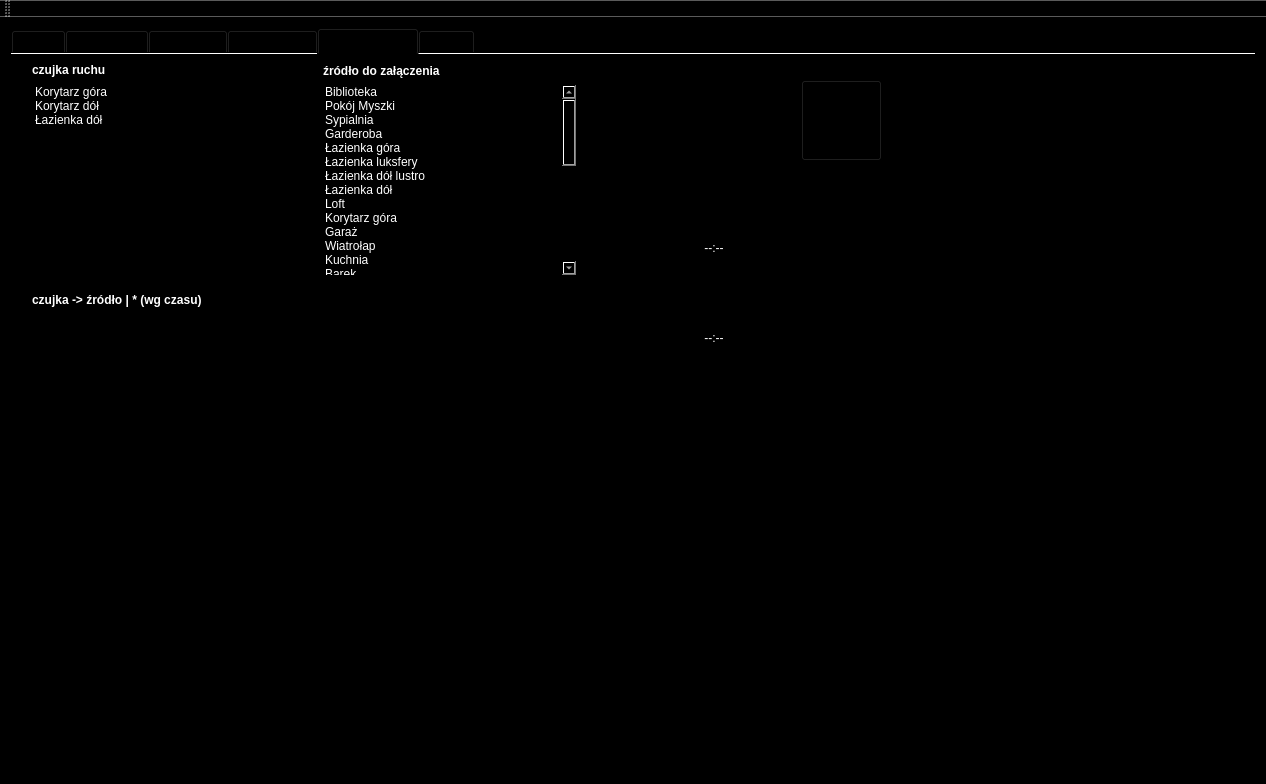
Above: mainwindow.ui from DemonMark/MyiHome before the change. Below: the same form after it.
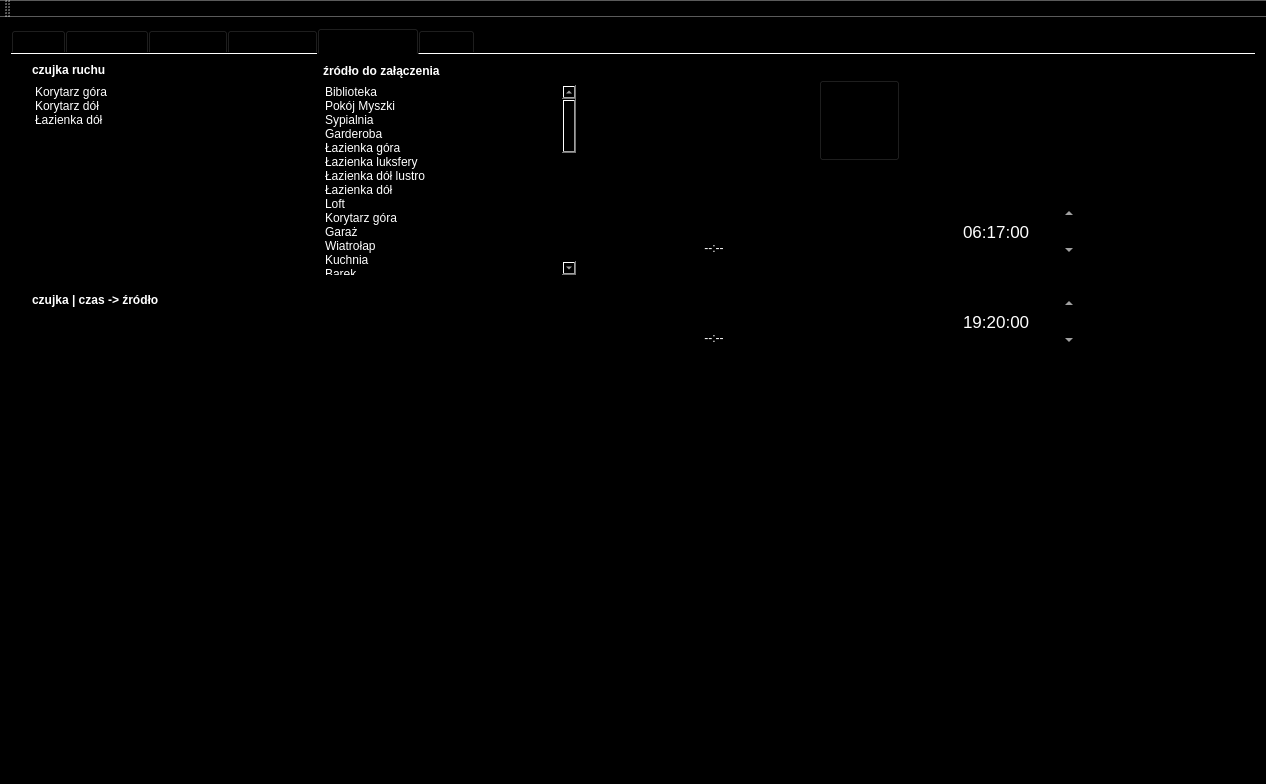
That is the form after the change. The open tabs and pages were chosen to show the change. Icons and pictures are not drawn.

Commit message:
harmonogram wg czasu zdefiniowanego
+ poprawki przy funkcjonalności statusów bramy garażowej

The edit to the form file:
```diff
--- a/mainwindow.ui
+++ b/mainwindow.ui
@@ -258,83 +258,6 @@
          <string>Data</string>
         </property>
        </widget>
-       <widget class="QTimeEdit" name="timeEdit">
-        <property name="geometry">
-         <rect>
-          <x>20</x>
-          <y>310</y>
-          <width>121</width>
-          <height>51</height>
-         </rect>
-        </property>
-        <property name="font">
-         <font>
-          <pointsize>12</pointsize>
-         </font>
-        </property>
-        <property name="displayFormat">
-         <string>HH:mm:ss</string>
-        </property>
-        <property name="time">
-         <time>
-          <hour>6</hour>
-          <minute>17</minute>
-          <second>0</second>
-         </time>
-        </property>
-       </widget>
-       <widget class="QTimeEdit" name="timeEdit_2">
-        <property name="geometry">
-         <rect>
-          <x>170</x>
-          <y>310</y>
-          <width>121</width>
-          <height>51</height>
-         </rect>
-        </property>
-        <property name="displayFormat">
-         <string>HH:mm:ss</string>
-        </property>
-        <property name="time">
-         <time>
-          <hour>19</hour>
-          <minute>20</minute>
-          <second>0</second>
-         </time>
-        </property>
-       </widget>
-       <widget class="QLabel" name="label_8">
-        <property name="geometry">
-         <rect>
-          <x>20</x>
-          <y>270</y>
-          <width>121</width>
-          <height>21</height>
-         </rect>
-        </property>
-        <property name="styleSheet">
-         <string notr="true">background-color: rgba(255, 255, 255, 0);</string>
-        </property>
-        <property name="text">
-         <string>Wschód słońca</string>
-        </property>
-       </widget>
-       <widget class="QLabel" name="label_32">
-        <property name="geometry">
-         <rect>
-          <x>170</x>
-          <y>270</y>
-          <width>111</width>
-          <height>21</height>
-         </rect>
-        </property>
-        <property name="styleSheet">
-         <string notr="true">background-color: rgba(255, 255, 255, 0);</string>
-        </property>
-        <property name="text">
-         <string>Zachód słońca</string>
-        </property>
-       </widget>
        <widget class="QLabel" name="label_33">
         <property name="geometry">
          <rect>
@@ -1458,6 +1381,15 @@
         <property name="styleSheet">
          <string notr="true">color: rgb(255, 255, 255);</string>
         </property>
+        <property name="frameShape">
+         <enum>QFrame::StyledPanel</enum>
+        </property>
+        <property name="frameShadow">
+         <enum>QFrame::Sunken</enum>
+        </property>
+        <property name="lineWidth">
+         <number>1</number>
+        </property>
         <property name="selectionMode">
          <enum>QAbstractItemView::MultiSelection</enum>
         </property>
@@ -1560,25 +1492,115 @@
          <property name="text">
           <string>*</string>
          </property>
+         <property name="flags">
+          <set>ItemIsDragEnabled|ItemIsUserCheckable|ItemIsEnabled</set>
+         </property>
         </item>
         <item>
          <property name="text">
           <string>*</string>
          </property>
+         <property name="flags">
+          <set>ItemIsDragEnabled|ItemIsUserCheckable|ItemIsEnabled</set>
+         </property>
         </item>
         <item>
          <property name="text">
           <string>*</string>
          </property>
+         <property name="flags">
+          <set>ItemIsDragEnabled|ItemIsUserCheckable|ItemIsEnabled</set>
+         </property>
         </item>
         <item>
          <property name="text">
           <string>*</string>
          </property>
+         <property name="flags">
+          <set>ItemIsDragEnabled|ItemIsUserCheckable|ItemIsEnabled</set>
+         </property>
         </item>
         <item>
          <property name="text">
           <string>*</string>
+         </property>
+         <property name="flags">
+          <set>ItemIsDragEnabled|ItemIsUserCheckable|ItemIsEnabled</set>
+         </property>
+        </item>
+        <item>
+         <property name="text">
+          <string>Cyrkulacja CWU</string>
+         </property>
+         <property name="icon">
+          <iconset resource="ikony.qrc">
+           <normaloff>:/HDD1/admin/iHome/28-02-2018/media/pompa_off.png</normaloff>
+           <selectedoff>:/HDD1/admin/iHome/28-02-2018/media/pompa_on.gif</selectedoff>:/HDD1/admin/iHome/28-02-2018/media/pompa_off.png</iconset>
+         </property>
+        </item>
+        <item>
+         <property name="text">
+          <string>Obieg kuchnia/jadalnia/korytarz</string>
+         </property>
+         <property name="foreground">
+          <brush brushstyle="NoBrush">
+           <color alpha="255">
+            <red>255</red>
+            <green>255</green>
+            <blue>255</blue>
+           </color>
+          </brush>
+         </property>
+         <property name="flags">
+          <set>ItemIsDragEnabled|ItemIsUserCheckable|ItemIsEnabled</set>
+         </property>
+        </item>
+        <item>
+         <property name="text">
+          <string>*</string>
+         </property>
+         <property name="flags">
+          <set>ItemIsDragEnabled|ItemIsUserCheckable|ItemIsEnabled</set>
+         </property>
+        </item>
+        <item>
+         <property name="text">
+          <string>*</string>
+         </property>
+         <property name="flags">
+          <set>ItemIsDragEnabled|ItemIsUserCheckable|ItemIsEnabled</set>
+         </property>
+        </item>
+        <item>
+         <property name="text">
+          <string>*</string>
+         </property>
+         <property name="flags">
+          <set>ItemIsDragEnabled|ItemIsUserCheckable|ItemIsEnabled</set>
+         </property>
+        </item>
+        <item>
+         <property name="text">
+          <string>*</string>
+         </property>
+         <property name="flags">
+          <set>ItemIsDragEnabled|ItemIsUserCheckable|ItemIsEnabled</set>
+         </property>
+        </item>
+        <item>
+         <property name="text">
+          <string>*</string>
+         </property>
+         <property name="flags">
+          <set>ItemIsDragEnabled|ItemIsUserCheckable|ItemIsEnabled</set>
+         </property>
+        </item>
+        <item>
+         <property name="text">
+          <string>*</string>
+         </property>
+         <property name="flags">
+          <set>ItemIsDragEnabled|ItemIsUserCheckable|ItemIsEnabled</set>
          </property>
         </item>
         <item>
@@ -1620,8 +1642,8 @@
        <widget class="QPushButton" name="pushButton_23">
         <property name="geometry">
          <rect>
-          <x>710</x>
-          <y>340</y>
+          <x>350</x>
+          <y>410</y>
           <width>91</width>
           <height>81</height>
          </rect>
@@ -1665,8 +1687,8 @@
        <widget class="QPushButton" name="pushButton_27">
         <property name="geometry">
          <rect>
-          <x>890</x>
-          <y>340</y>
+          <x>480</x>
+          <y>410</y>
           <width>81</width>
           <height>81</height>
          </rect>
@@ -1710,7 +1732,7 @@
          <string notr="true">color: rgb(255, 255, 255);</string>
         </property>
         <property name="text">
-         <string>czujka -&gt; źródło | * (wg czasu)</string>
+         <string>czujka | czas -&gt; źródło</string>
         </property>
        </widget>
        <widget class="QLabel" name="label_20">
@@ -1761,7 +1783,7 @@
         <property name="geometry">
          <rect>
           <x>666</x>
-          <y>28</y>
+          <y>26</y>
           <width>81</width>
           <height>81</height>
          </rect>
@@ -1795,7 +1817,7 @@
        <widget class="QPushButton" name="pushButton_30">
         <property name="geometry">
          <rect>
-          <x>790</x>
+          <x>808</x>
           <y>26</y>
           <width>81</width>
           <height>81</height>
@@ -1830,8 +1852,8 @@
        <widget class="QPushButton" name="pushButton_31">
         <property name="geometry">
          <rect>
-          <x>930</x>
-          <y>30</y>
+          <x>940</x>
+          <y>26</y>
           <width>81</width>
           <height>81</height>
          </rect>
@@ -1920,6 +1942,93 @@
          <number>-1</number>
         </property>
        </widget>
+       <widget class="QTimeEdit" name="timeEdit_2">
+        <property name="geometry">
+         <rect>
+          <x>920</x>
+          <y>230</y>
+          <width>143</width>
+          <height>75</height>
+         </rect>
+        </property>
+        <property name="font">
+         <font>
+          <pointsize>13</pointsize>
+         </font>
+        </property>
+        <property name="styleSheet">
+         <string notr="true">background-image: url(:/HDD1/admin/iHome/28-02-2018/media/clock_frame.png);
+color: rgb(255, 255, 255);
+background-repeat: none;</string>
+        </property>
+        <property name="frame">
+         <bool>false</bool>
+        </property>
+        <property name="alignment">
+         <set>Qt::AlignCenter</set>
+        </property>
+        <property name="displayFormat">
+         <string>HH:mm:ss</string>
+        </property>
+        <property name="time">
+         <time>
+          <hour>19</hour>
+          <minute>20</minute>
+          <second>0</second>
+         </time>
+        </property>
+       </widget>
+       <widget class="QTimeEdit" name="timeEdit">
+        <property name="enabled">
+         <bool>true</bool>
+        </property>
+        <property name="geometry">
+         <rect>
+          <x>920</x>
+          <y>140</y>
+          <width>143</width>
+          <height>75</height>
+         </rect>
+        </property>
+        <property name="font">
+         <font>
+          <pointsize>13</pointsize>
+         </font>
+        </property>
+        <property name="layoutDirection">
+         <enum>Qt::LeftToRight</enum>
+        </property>
+        <property name="styleSheet">
+         <string notr="true">background-image: url(:/HDD1/admin/iHome/28-02-2018/media/clock_frame.png);
+color: rgb(255, 255, 255);
+background-repeat: none;</string>
+        </property>
+        <property name="wrapping">
+         <bool>false</bool>
+        </property>
+        <property name="frame">
+         <bool>false</bool>
+        </property>
+        <property name="alignment">
+         <set>Qt::AlignCenter</set>
+        </property>
+        <property name="readOnly">
+         <bool>false</bool>
+        </property>
+        <property name="buttonSymbols">
+         <enum>QAbstractSpinBox::UpDownArrows</enum>
+        </property>
+        <property name="displayFormat">
+         <string>HH:mm:ss</string>
+        </property>
+        <property name="time">
+         <time>
+          <hour>6</hour>
+          <minute>17</minute>
+          <second>0</second>
+         </time>
+        </property>
+       </widget>
       </widget>
       <widget class="QWidget" name="tab_5">
        <attribute name="title">
```
Left out of the diff: 204 changed lines with no effect on the pictures. The commit also changes 5 other files.
